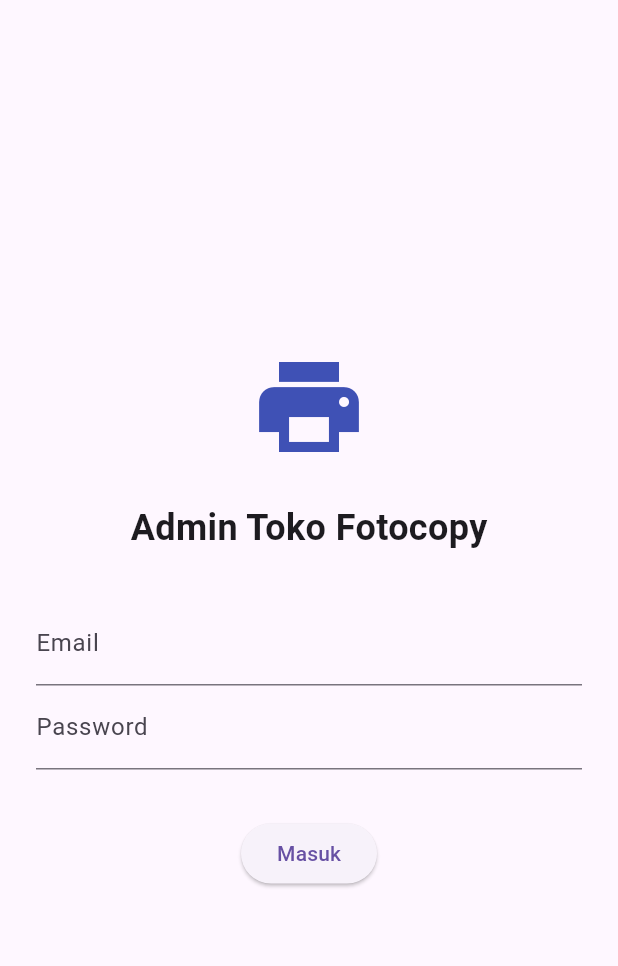
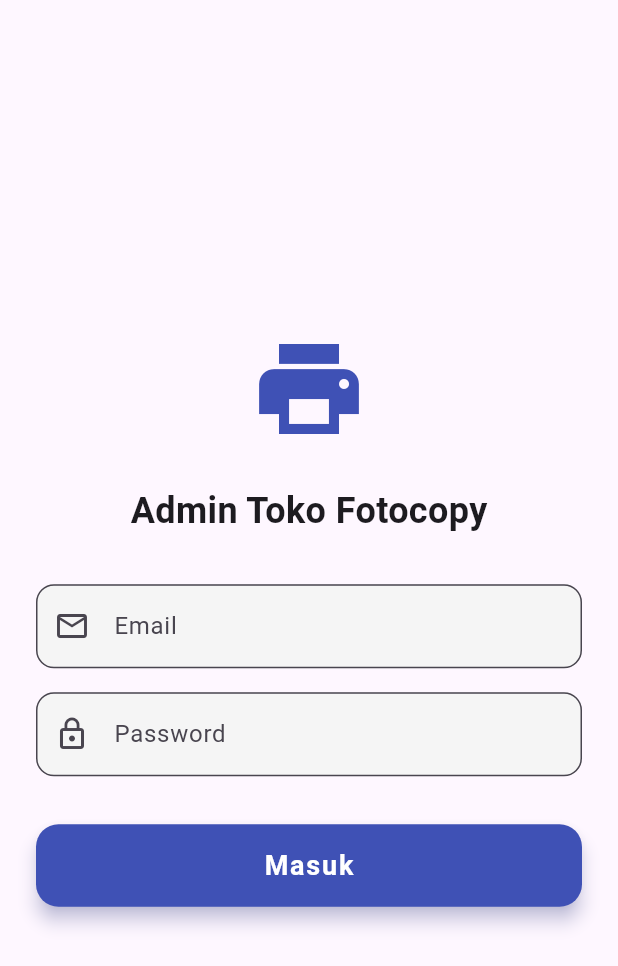
Before and after one commit to alvinsp/Fotocopy-Management-App, a Flutter app: the screen it shows after launch, on a phone screen of 412 x 824 dp. Shown: the top 966 px of the screen. Run offline on Flutter 3.47's test engine with Material 3 defaults, Android fonts, the phone set to English and light mode, and no system bars; our stand-ins replace cloud_firestore, firebase_auth, firebase_core, flutter_bloc, flutter_dotenv, pdf and 1 more; accounts and stored records are empty.

Commit message:
memperbagus UI login_screen.dart

```diff
--- a/lib/presentation/screens/login_screen.dart
+++ b/lib/presentation/screens/login_screen.dart
@@ -18,7 +18,6 @@ class LoginScreen extends StatelessWidget {
       body: BlocListener<AuthBloc, AuthState>(
         listener: (context, state) {
           if (state is Authenticated) {
-            // Kalau berhasil login, pindah ke Dashboard
             Navigator.pushReplacement(context,
                 MaterialPageRoute(builder: (_) => const DashboardScreen()));
           } else if (state is AuthError) {
@@ -38,23 +37,60 @@ class LoginScreen extends StatelessWidget {
               const SizedBox(height: 32),
               TextField(
                 controller: _emailController,
-                  decoration: const InputDecoration(labelText: 'Email')),
+                decoration: InputDecoration(
+                  labelText: 'Email',
+                  prefixIcon: const Icon(Icons.email_outlined),
+                  border: OutlineInputBorder(
+                      borderRadius: BorderRadius.circular(12)),
+                  filled: true,
+                  fillColor: Colors.grey[100],
+                ),
+              ),
+              const SizedBox(height: 16),
               TextField(
                 controller: _passwordController,
-                  decoration: const InputDecoration(labelText: 'Password'),
-                  obscureText: true),
+                decoration: InputDecoration(
+                  labelText: 'Password',
+                  prefixIcon: const Icon(Icons.lock_outline),
+                  border: OutlineInputBorder(
+                      borderRadius: BorderRadius.circular(12)),
+                  filled: true,
+                  fillColor: Colors.grey[100],
+                ),
+                obscureText: true,
+              ),
               const SizedBox(height: 32),
               BlocBuilder<AuthBloc, AuthState>(
                 builder: (context, state) {
                   return state is AuthLoading
                       ? const CircularProgressIndicator()
-                      : ElevatedButton(
+                      : SizedBox(
+                          width: double.infinity,
+                          height: 55,
+                          child: ElevatedButton(
                             onPressed: () {
                               context.read<AuthBloc>().add(LoginRequested(
                                   _emailController.text,
                                   _passwordController.text));
                             },
-                          child: const Text("Masuk"),
+                            style: ElevatedButton.styleFrom(
+                              backgroundColor: Colors.indigo,
+                              foregroundColor: Colors.white,
+                              shape: RoundedRectangleBorder(
+                                borderRadius: BorderRadius.circular(15),
+                              ),
+                              elevation: 5,
+                              shadowColor: Colors.indigo.withOpacity(0.5),
+                            ),
+                            child: const Text(
+                              "Masuk",
+                              style: TextStyle(
+                                fontSize: 18,
+                                fontWeight: FontWeight.bold,
+                                letterSpacing: 1.2,
+                              ),
+                            ),
+                          ),
                         );
                 },
               ),
```
Lines whose indentation alone changed are shown as unchanged.
